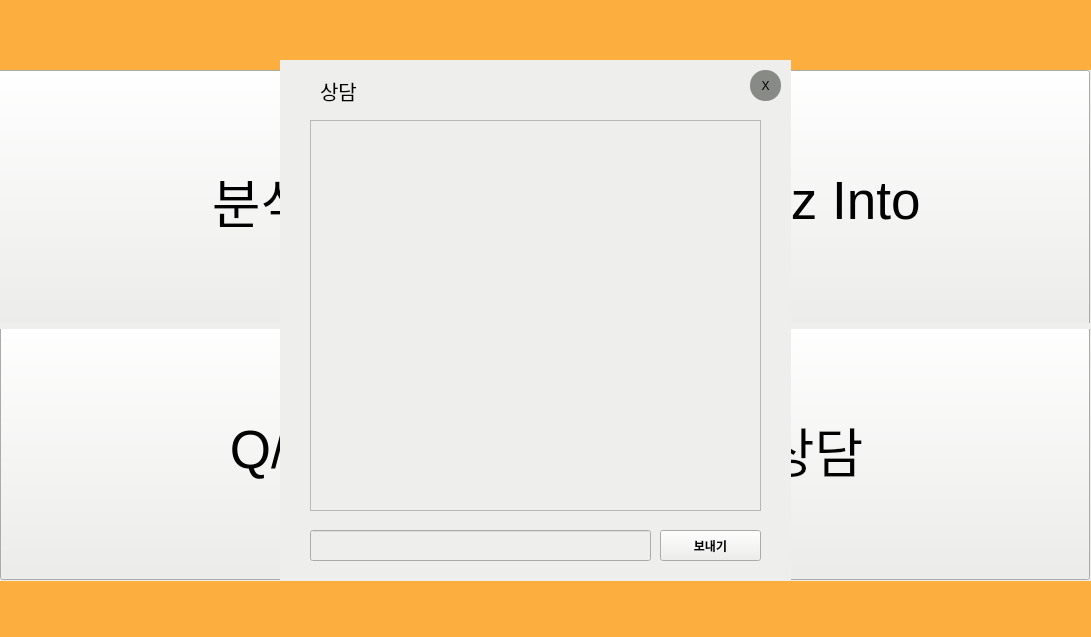
Above: professor.ui from YangwonChoi/eduwill before the change. Below: the same form after it.
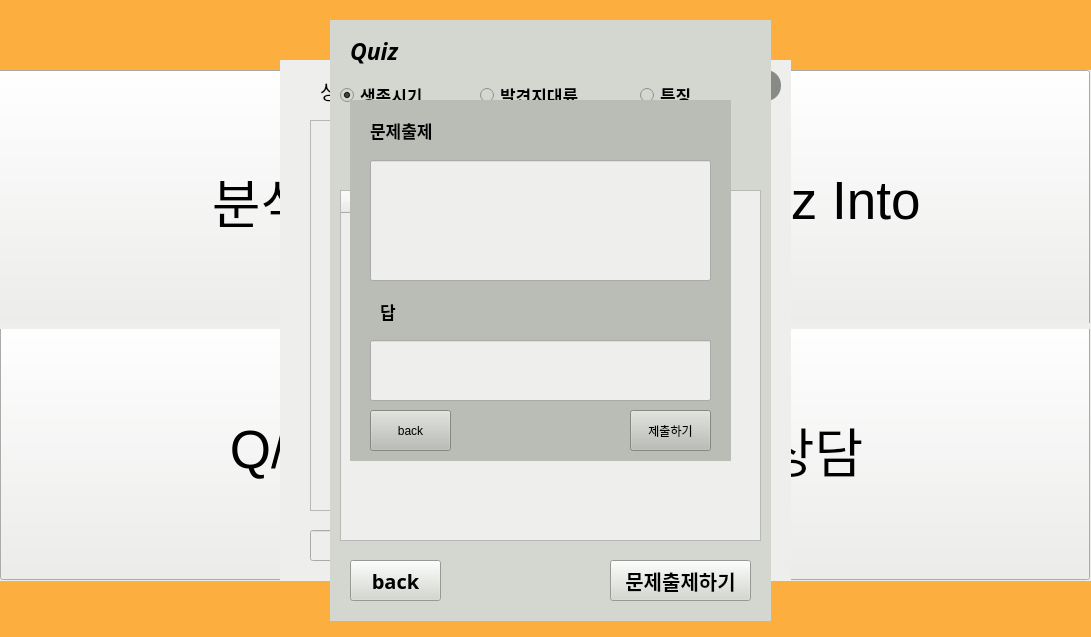
That is the form after the change.

```diff
--- a/professor.ui
+++ b/professor.ui
@@ -1030,6 +1030,310 @@
      </property>
     </widget>
    </widget>
+   <widget class="QWidget" name="quiz_widget" native="true">
+    <property name="geometry">
+     <rect>
+      <x>330</x>
+      <y>20</y>
+      <width>441</width>
+      <height>601</height>
+     </rect>
+    </property>
+    <property name="styleSheet">
+     <string notr="true">background-color:rgb(211, 215, 207)</string>
+    </property>
+    <widget class="QLabel" name="label_9">
+     <property name="geometry">
+      <rect>
+       <x>20</x>
+       <y>10</y>
+       <width>81</width>
+       <height>41</height>
+      </rect>
+     </property>
+     <property name="font">
+      <font>
+       <family>Ubuntu Condensed</family>
+       <pointsize>17</pointsize>
+       <weight>75</weight>
+       <italic>true</italic>
+       <bold>true</bold>
+      </font>
+     </property>
+     <property name="text">
+      <string>Quiz</string>
+     </property>
+    </widget>
+    <widget class="QLabel" name="label_11">
+     <property name="geometry">
+      <rect>
+       <x>20</x>
+       <y>130</y>
+       <width>141</width>
+       <height>31</height>
+      </rect>
+     </property>
+     <property name="font">
+      <font>
+       <pointsize>13</pointsize>
+      </font>
+     </property>
+     <property name="text">
+      <string>Quiz</string>
+     </property>
+    </widget>
+    <widget class="QPushButton" name="sub_btn">
+     <property name="geometry">
+      <rect>
+       <x>280</x>
+       <y>540</y>
+       <width>141</width>
+       <height>41</height>
+      </rect>
+     </property>
+     <property name="font">
+      <font>
+       <family>Dyuthi</family>
+       <pointsize>15</pointsize>
+       <weight>75</weight>
+       <bold>true</bold>
+      </font>
+     </property>
+     <property name="text">
+      <string>문제출제하기</string>
+     </property>
+    </widget>
+    <widget class="QPushButton" name="back_btn_2">
+     <property name="geometry">
+      <rect>
+       <x>20</x>
+       <y>540</y>
+       <width>91</width>
+       <height>41</height>
+      </rect>
+     </property>
+     <property name="font">
+      <font>
+       <family>Dyuthi</family>
+       <pointsize>15</pointsize>
+       <weight>75</weight>
+       <bold>true</bold>
+      </font>
+     </property>
+     <property name="text">
+      <string>back</string>
+     </property>
+    </widget>
+    <widget class="QRadioButton" name="surv_radiobtn">
+     <property name="geometry">
+      <rect>
+       <x>10</x>
+       <y>60</y>
+       <width>111</width>
+       <height>31</height>
+      </rect>
+     </property>
+     <property name="font">
+      <font>
+       <family>Ubuntu Mono</family>
+       <pointsize>13</pointsize>
+       <weight>75</weight>
+       <italic>false</italic>
+       <bold>true</bold>
+      </font>
+     </property>
+     <property name="text">
+      <string>생존시기</string>
+     </property>
+     <property name="checked">
+      <bool>true</bool>
+     </property>
+    </widget>
+    <widget class="QRadioButton" name="land_radiobtn">
+     <property name="geometry">
+      <rect>
+       <x>150</x>
+       <y>60</y>
+       <width>111</width>
+       <height>31</height>
+      </rect>
+     </property>
+     <property name="font">
+      <font>
+       <family>Ubuntu Mono</family>
+       <pointsize>13</pointsize>
+       <weight>75</weight>
+       <bold>true</bold>
+      </font>
+     </property>
+     <property name="text">
+      <string>발견지대륙</string>
+     </property>
+    </widget>
+    <widget class="QRadioButton" name="char_radiobtn">
+     <property name="geometry">
+      <rect>
+       <x>310</x>
+       <y>60</y>
+       <width>111</width>
+       <height>31</height>
+      </rect>
+     </property>
+     <property name="font">
+      <font>
+       <family>Ubuntu Mono</family>
+       <pointsize>13</pointsize>
+       <weight>75</weight>
+       <bold>true</bold>
+      </font>
+     </property>
+     <property name="text">
+      <string>특징</string>
+     </property>
+    </widget>
+    <widget class="QWidget" name="verticalLayoutWidget_2">
+     <property name="geometry">
+      <rect>
+       <x>10</x>
+       <y>170</y>
+       <width>421</width>
+       <height>351</height>
+      </rect>
+     </property>
+     <layout class="QVBoxLayout" name="verticalLayout_2">
+      <item>
+       <widget class="QTableWidget" name="listWidget_2">
+        <property name="styleSheet">
+         <string notr="true">background-color: rgb(238, 238, 236);</string>
+        </property>
+        <property name="dragDropOverwriteMode">
+         <bool>true</bool>
+        </property>
+        <property name="alternatingRowColors">
+         <bool>true</bool>
+        </property>
+        <column>
+         <property name="text">
+          <string>문제</string>
+         </property>
+        </column>
+        <column>
+         <property name="text">
+          <string>답</string>
+         </property>
+        </column>
+       </widget>
+      </item>
+     </layout>
+    </widget>
+   </widget>
+   <widget class="QWidget" name="make_widget" native="true">
+    <property name="geometry">
+     <rect>
+      <x>350</x>
+      <y>100</y>
+      <width>381</width>
+      <height>361</height>
+     </rect>
+    </property>
+    <property name="styleSheet">
+     <string notr="true">background-color: rgb(186, 189, 182);</string>
+    </property>
+    <widget class="QLineEdit" name="lineEdit">
+     <property name="geometry">
+      <rect>
+       <x>20</x>
+       <y>60</y>
+       <width>341</width>
+       <height>121</height>
+      </rect>
+     </property>
+     <property name="styleSheet">
+      <string notr="true">background-color: rgb(238, 238, 236);</string>
+     </property>
+    </widget>
+    <widget class="QPushButton" name="backback_btn">
+     <property name="geometry">
+      <rect>
+       <x>20</x>
+       <y>310</y>
+       <width>81</width>
+       <height>41</height>
+      </rect>
+     </property>
+     <property name="text">
+      <string>back</string>
+     </property>
+    </widget>
+    <widget class="QPushButton" name="send_btn">
+     <property name="geometry">
+      <rect>
+       <x>280</x>
+       <y>310</y>
+       <width>81</width>
+       <height>41</height>
+      </rect>
+     </property>
+     <property name="text">
+      <string>제출하기</string>
+     </property>
+    </widget>
+    <widget class="QLineEdit" name="lineEdit_2">
+     <property name="geometry">
+      <rect>
+       <x>20</x>
+       <y>240</y>
+       <width>341</width>
+       <height>61</height>
+      </rect>
+     </property>
+     <property name="styleSheet">
+      <string notr="true">background-color: rgb(238, 238, 236);</string>
+     </property>
+    </widget>
+    <widget class="QLabel" name="label_12">
+     <property name="geometry">
+      <rect>
+       <x>20</x>
+       <y>10</y>
+       <width>101</width>
+       <height>41</height>
+      </rect>
+     </property>
+     <property name="font">
+      <font>
+       <family>Ubuntu Mono</family>
+       <pointsize>13</pointsize>
+       <weight>75</weight>
+       <bold>true</bold>
+      </font>
+     </property>
+     <property name="text">
+      <string>문제출제</string>
+     </property>
+    </widget>
+    <widget class="QLabel" name="label_13">
+     <property name="geometry">
+      <rect>
+       <x>30</x>
+       <y>196</y>
+       <width>81</width>
+       <height>31</height>
+      </rect>
+     </property>
+     <property name="font">
+      <font>
+       <family>Ubuntu Mono</family>
+       <pointsize>13</pointsize>
+       <weight>75</weight>
+       <bold>true</bold>
+      </font>
+     </property>
+     <property name="text">
+      <string>답</string>
+     </property>
+    </widget>
+   </widget>
   </widget>
  </widget>
  <resources/>
```
Left out of the diff: 2 changed lines with no effect on the pictures.
